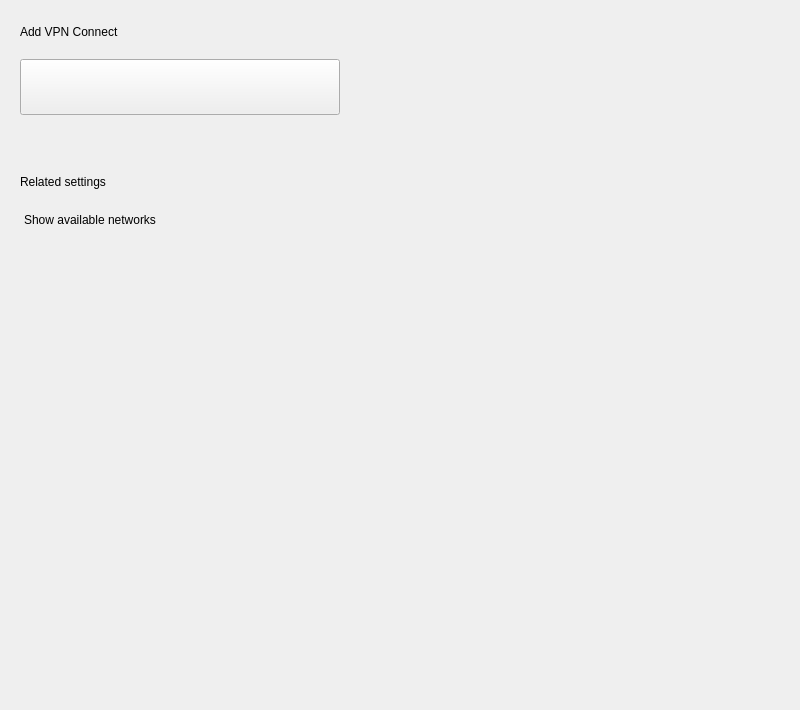
ukui/ukui-control-center, file plugins/network/vpn/vpn.ui: the form before one commit.
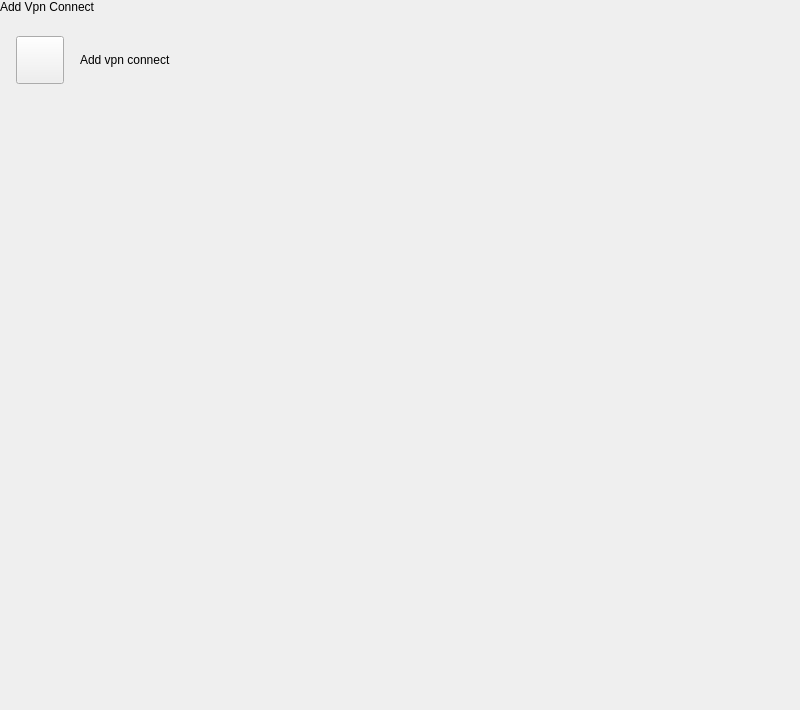
The form after the commit.

The edit to the form file:
```diff
--- a/plugins/network/vpn/vpn.ui
+++ b/plugins/network/vpn/vpn.ui
@@ -12,14 +12,14 @@
   </property>
   <property name="minimumSize">
    <size>
-    <width>800</width>
-    <height>710</height>
+    <width>0</width>
+    <height>0</height>
    </size>
   </property>
   <property name="maximumSize">
    <size>
-    <width>800</width>
-    <height>710</height>
+    <width>16777215</width>
+    <height>16777215</height>
    </size>
   </property>
   <property name="windowTitle">
@@ -27,7 +27,7 @@
   </property>
   <layout class="QVBoxLayout" name="verticalLayout_2">
    <property name="spacing">
-    <number>0</number>
+    <number>16</number>
    </property>
    <property name="leftMargin">
     <number>0</number>
@@ -36,32 +36,13 @@
     <number>0</number>
    </property>
    <property name="rightMargin">
-    <number>0</number>
+    <number>32</number>
    </property>
    <property name="bottomMargin">
-    <number>0</number>
+    <number>60</number>
    </property>
    <item>
-    <widget class="QStackedWidget" name="StackedWidget">
-     <widget class="QWidget" name="Page1">
-      <layout class="QVBoxLayout" name="verticalLayout">
-       <property name="spacing">
-        <number>20</number>
-       </property>
-       <property name="leftMargin">
-        <number>20</number>
-       </property>
-       <property name="topMargin">
-        <number>25</number>
-       </property>
-       <property name="rightMargin">
-        <number>0</number>
-       </property>
-       <property name="bottomMargin">
-        <number>0</number>
-       </property>
-       <item>
-        <widget class="QLabel" name="label">
+    <widget class="QLabel" name="titleLabel">
          <property name="sizePolicy">
           <sizepolicy hsizetype="Fixed" vsizetype="Fixed">
            <horstretch>0</horstretch>
@@ -69,30 +50,60 @@
           </sizepolicy>
          </property>
          <property name="text">
-          <string>Add VPN Connect</string>
-         </property>
-         <property name="scaledContents">
-          <bool>true</bool>
-         </property>
-         <property name="stylesize" stdset="0">
-          <string notr="true">title1#</string>
+      <string>Add Vpn Connect</string>
          </property>
         </widget>
        </item>
        <item>
-        <layout class="QHBoxLayout" name="horizontalLayout">
+    <widget class="QWidget" name="widget" native="true">
+     <property name="minimumSize">
+      <size>
+       <width>0</width>
+       <height>60</height>
+      </size>
+     </property>
+     <property name="maximumSize">
+      <size>
+       <width>16777215</width>
+       <height>60</height>
+      </size>
+     </property>
+     <layout class="QHBoxLayout" name="horizontalLayout_3">
+      <property name="spacing">
+       <number>0</number>
+      </property>
+      <property name="leftMargin">
+       <number>0</number>
+      </property>
+      <property name="topMargin">
+       <number>0</number>
+      </property>
+      <property name="rightMargin">
+       <number>0</number>
+      </property>
+      <property name="bottomMargin">
+       <number>0</number>
+      </property>
          <item>
-          <widget class="QToolButton" name="addBtn">
+       <layout class="QHBoxLayout" name="horizontalLayout_2">
+        <property name="spacing">
+         <number>16</number>
+        </property>
+        <property name="leftMargin">
+         <number>16</number>
+        </property>
+        <item>
+         <widget class="QPushButton" name="addBtn">
            <property name="minimumSize">
             <size>
-             <width>320</width>
-             <height>56</height>
+            <width>48</width>
+            <height>48</height>
             </size>
            </property>
            <property name="maximumSize">
             <size>
-             <width>320</width>
-             <height>56</height>
+            <width>48</width>
+            <height>48</height>
             </size>
            </property>
            <property name="text">
@@ -100,6 +111,19 @@
            </property>
           </widget>
          </item>
+        <item>
+         <widget class="QLabel" name="label">
+          <property name="sizePolicy">
+           <sizepolicy hsizetype="Fixed" vsizetype="Fixed">
+            <horstretch>0</horstretch>
+            <verstretch>0</verstretch>
+           </sizepolicy>
+          </property>
+          <property name="text">
+           <string>Add vpn connect</string>
+          </property>
+         </widget>
+        </item>
          <item>
           <spacer name="horizontalSpacer">
            <property name="orientation">
@@ -115,14 +139,14 @@
          </item>
         </layout>
        </item>
+     </layout>
+    </widget>
+   </item>
        <item>
         <spacer name="verticalSpacer">
          <property name="orientation">
           <enum>Qt::Vertical</enum>
          </property>
-         <property name="sizeType">
-          <enum>QSizePolicy::Fixed</enum>
-         </property>
          <property name="sizeHint" stdset="0">
           <size>
            <width>20</width>
@@ -130,69 +154,6 @@
           </size>
          </property>
         </spacer>
-       </item>
-       <item>
-        <widget class="QLabel" name="label_2">
-         <property name="sizePolicy">
-          <sizepolicy hsizetype="Fixed" vsizetype="Fixed">
-           <horstretch>0</horstretch>
-           <verstretch>0</verstretch>
-          </sizepolicy>
-         </property>
-         <property name="text">
-          <string>Related settings</string>
-         </property>
-         <property name="scaledContents">
-          <bool>true</bool>
-         </property>
-         <property name="stylesize" stdset="0">
-          <string notr="true">title1#</string>
-         </property>
-        </widget>
-       </item>
-       <item>
-        <layout class="QHBoxLayout" name="horizontalLayout_2">
-         <item>
-          <widget class="QPushButton" name="availablenetBtn">
-           <property name="text">
-            <string>Show available networks</string>
-           </property>
-           <property name="flat">
-            <bool>true</bool>
-           </property>
-          </widget>
-         </item>
-         <item>
-          <spacer name="horizontalSpacer_2">
-           <property name="orientation">
-            <enum>Qt::Horizontal</enum>
-           </property>
-           <property name="sizeHint" stdset="0">
-            <size>
-             <width>40</width>
-             <height>20</height>
-            </size>
-           </property>
-          </spacer>
-         </item>
-        </layout>
-       </item>
-       <item>
-        <spacer name="verticalSpacer_2">
-         <property name="orientation">
-          <enum>Qt::Vertical</enum>
-         </property>
-         <property name="sizeHint" stdset="0">
-          <size>
-           <width>20</width>
-           <height>40</height>
-          </size>
-         </property>
-        </spacer>
-       </item>
-      </layout>
-     </widget>
-    </widget>
    </item>
   </layout>
  </widget>
```
Lines whose indentation alone changed are shown as unchanged.
